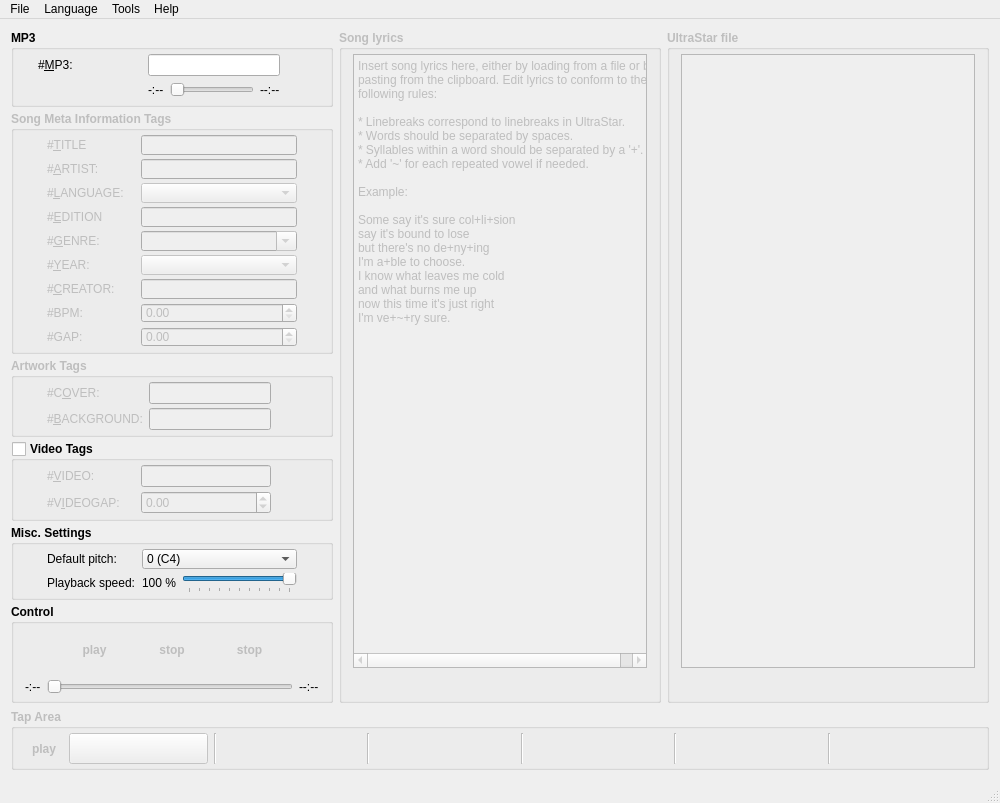
Before: the Qt Designer form src/QCMainWindow.ui in UltraStar-Deluxe/UltraStar-Creator, drawn with Qt 5.
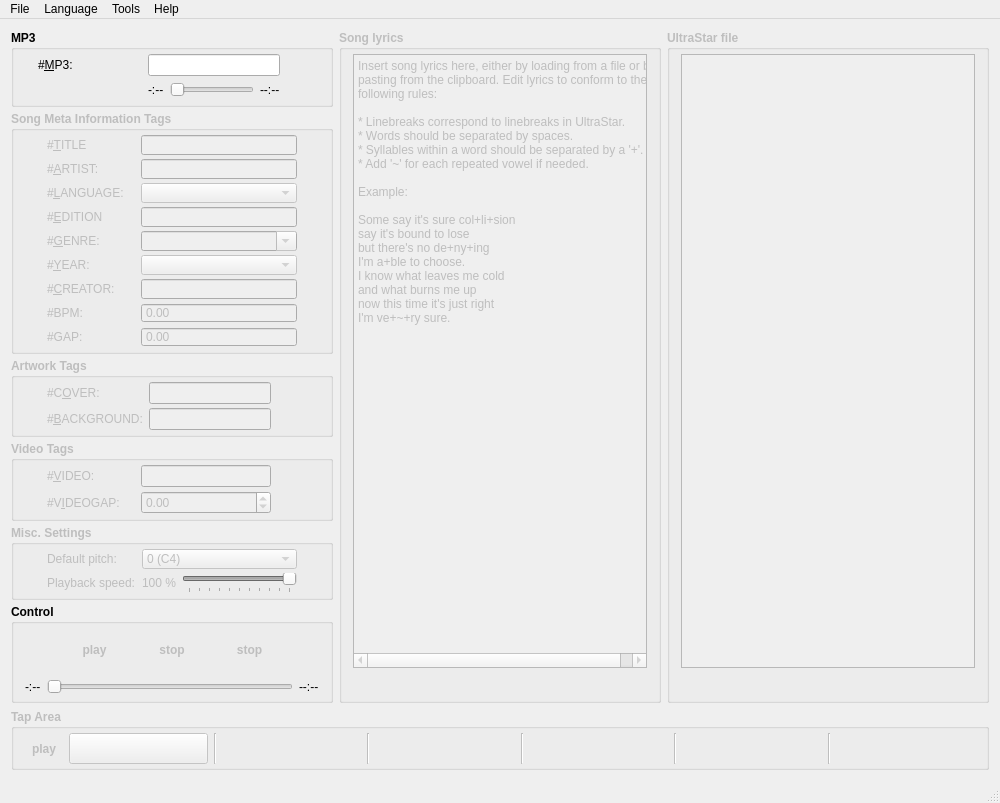
After: the same form once the commit is applied. Icons and pictures are not drawn.

Commit message: * removed CHAR_UTF8_FLAT/SHARP DEFINEs, used symbols directly in default pitch combobox * video tags are not checkable anymore (if left blank, they are ignored) * made enabling/disabling of tag fields more consistent * GAP value is rounded to 2 decimal precision

```diff
--- a/src/QCMainWindow.ui
+++ b/src/QCMainWindow.ui
@@ -942,9 +942,6 @@
              </item>
              <item row="7" column="2">
               <widget class="QDoubleSpinBox" name="doubleSpinBox_BPM">
-               <property name="enabled">
-                <bool>false</bool>
-               </property>
                <property name="font">
                 <font>
                  <weight>50</weight>
@@ -957,8 +954,11 @@
                <property name="locale">
                 <locale language="English" country="UnitedStates"/>
                </property>
+               <property name="readOnly">
+                <bool>true</bool>
+               </property>
                <property name="buttonSymbols">
-                <enum>QAbstractSpinBox::UpDownArrows</enum>
+                <enum>QAbstractSpinBox::NoButtons</enum>
                </property>
                <property name="suffix">
                 <string/>
@@ -1027,9 +1027,6 @@
              </item>
              <item row="8" column="2">
               <widget class="QDoubleSpinBox" name="doubleSpinBox_Gap">
-               <property name="enabled">
-                <bool>false</bool>
-               </property>
                <property name="font">
                 <font>
                  <weight>50</weight>
@@ -1042,6 +1039,12 @@
                <property name="locale">
                 <locale language="English" country="UnitedStates"/>
                </property>
+               <property name="readOnly">
+                <bool>true</bool>
+               </property>
+               <property name="buttonSymbols">
+                <enum>QAbstractSpinBox::NoButtons</enum>
+               </property>
                <property name="maximum">
                 <double>2000000.000000000000000</double>
                </property>
@@ -1931,6 +1934,9 @@
         </item>
         <item row="3" column="0">
          <widget class="QGroupBox" name="groupBox_VideoTags">
+          <property name="enabled">
+           <bool>false</bool>
+          </property>
           <property name="sizePolicy">
            <sizepolicy hsizetype="Expanding" vsizetype="Preferred">
             <horstretch>0</horstretch>
@@ -1959,7 +1965,7 @@
            <string>Video Tags</string>
           </property>
           <property name="checkable">
-           <bool>true</bool>
+           <bool>false</bool>
           </property>
           <property name="checked">
            <bool>false</bool>
@@ -2162,6 +2168,9 @@
         </item>
         <item row="4" column="0">
          <widget class="QGroupBox" name="groupBox_MiscSettings">
+          <property name="enabled">
+           <bool>false</bool>
+          </property>
           <property name="sizePolicy">
            <sizepolicy hsizetype="Expanding" vsizetype="Preferred">
             <horstretch>0</horstretch>
@@ -2369,9 +2378,6 @@
              </item>
              <item row="1" column="1">
               <widget class="QLabel" name="label_PlaybackSpeed">
-               <property name="enabled">
-                <bool>true</bool>
-               </property>
                <property name="sizePolicy">
                 <sizepolicy hsizetype="Fixed" vsizetype="Fixed">
                  <horstretch>0</horstretch>
@@ -2424,9 +2430,6 @@
                </item>
                <item>
                 <widget class="QSlider" name="horizontalSlider_PlaybackSpeed">
-                 <property name="enabled">
-                  <bool>true</bool>
-                 </property>
                  <property name="sizePolicy">
                   <sizepolicy hsizetype="Minimum" vsizetype="Preferred">
                    <horstretch>0</horstretch>
```
Left out of the diff: 37 changed lines with no effect on the pictures. The commit also changes 3 other files.
